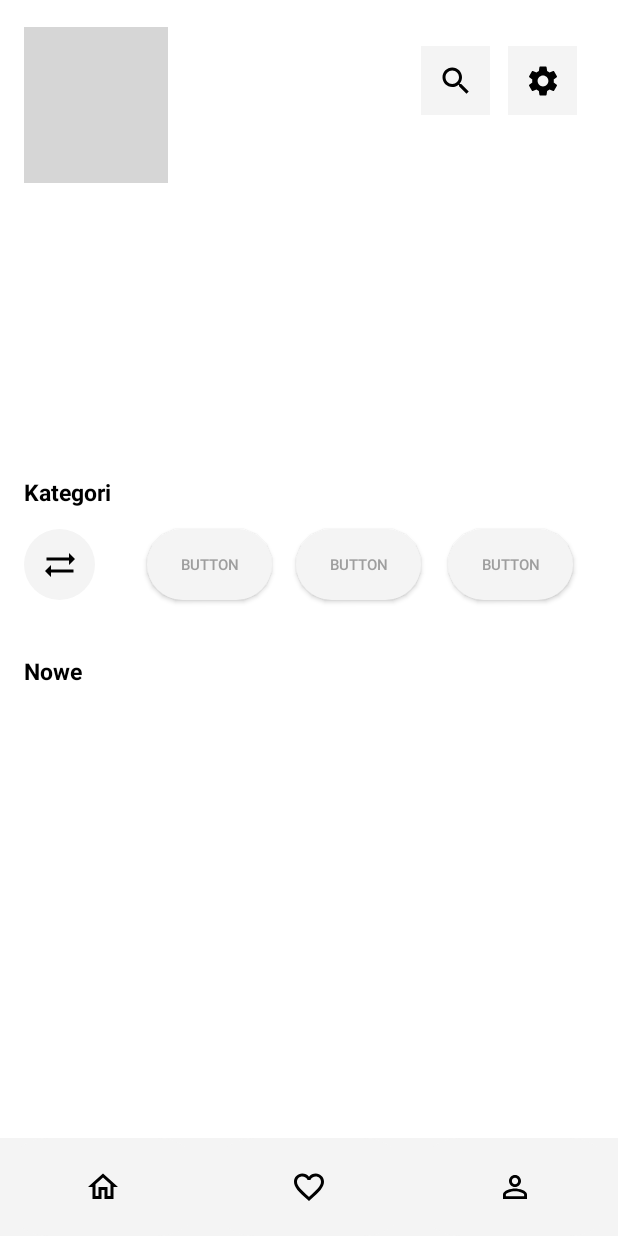
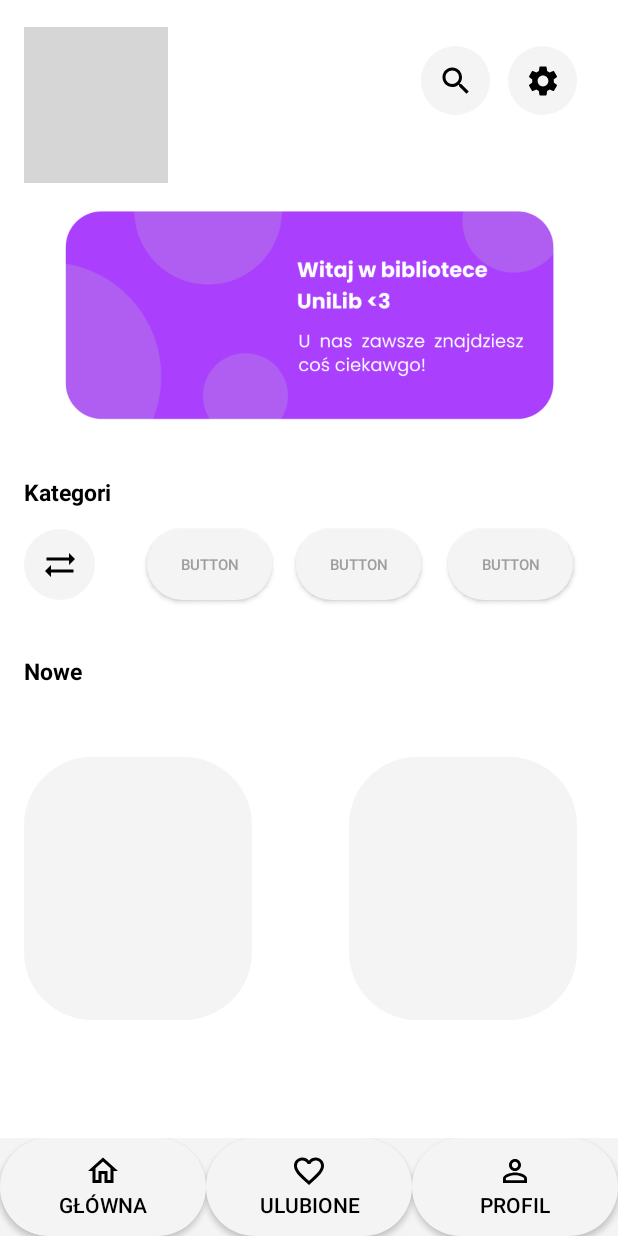
Before and after one commit to ErshEight/projekt, an Android app: the homeScreen screen opened directly, with no data from a screen before it, on a phone screen of 412 x 824 dp. Run offline under Robolectric (Android 15) with nearby library versions, the phone set to English and light mode, and no system bars; grey boxes are pictures that could not be loaded.

Commit message:
base homescreen

```diff
--- /dev/null
+++ b/app/src/main/res/drawable/roundishbutton.xml
@@ -0,0 +1,9 @@
+<?xml version="1.0" encoding="utf-8"?>
+<shape xmlns:android="http://schemas.android.com/apk/res/android"
+    android:shape="rectangle">
+    <solid android:color="#F4F4F4" />
+    <corners android:bottomRightRadius="45dp"
+        android:bottomLeftRadius="45dp"
+        android:topRightRadius="45dp"
+        android:topLeftRadius="45dp"/>
+</shape>
--- a/app/src/main/res/layout/activity_home_screen.xml
+++ b/app/src/main/res/layout/activity_home_screen.xml
@@ -23,7 +23,7 @@
         android:id="@+id/imageButton2"
         android:layout_width="46dp"
         android:layout_height="46dp"
-        android:background="#F4F4F4"
+        android:background="@drawable/roundedbutton"
         app:layout_constraintBottom_toBottomOf="parent"
         app:layout_constraintEnd_toEndOf="parent"
         app:layout_constraintHorizontal_bias="0.926"
@@ -36,7 +36,7 @@
         android:id="@+id/imageButton3"
         android:layout_width="46dp"
         android:layout_height="46dp"
-        android:background="#F4F4F4"
+        android:background="@drawable/roundedbutton"
         app:layout_constraintBottom_toBottomOf="parent"
         app:layout_constraintEnd_toStartOf="@+id/imageButton2"
         app:layout_constraintHorizontal_bias="0.958"
@@ -124,6 +124,30 @@
         app:layout_constraintTop_toTopOf="parent"
         app:layout_constraintVertical_bias="0.454" />
 
+    <View
+        android:id="@+id/button"
+        android:layout_width="152dp"
+        android:layout_height="175dp"
+        android:background="@drawable/roundishbutton"
+        app:layout_constraintBottom_toBottomOf="parent"
+        app:layout_constraintEnd_toEndOf="parent"
+        app:layout_constraintHorizontal_bias="0.061"
+        app:layout_constraintStart_toStartOf="parent"
+        app:layout_constraintTop_toTopOf="parent"
+        app:layout_constraintVertical_bias="0.778" />
+
+    <View
+        android:id="@+id/button5"
+        android:layout_width="152dp"
+        android:layout_height="175dp"
+        android:background="@drawable/roundishbutton"
+        app:layout_constraintBottom_toBottomOf="parent"
+        app:layout_constraintEnd_toEndOf="parent"
+        app:layout_constraintHorizontal_bias="0.895"
+        app:layout_constraintStart_toStartOf="parent"
+        app:layout_constraintTop_toTopOf="parent"
+        app:layout_constraintVertical_bias="0.778" />
+
     <ImageButton
         android:id="@+id/imageButton4"
         android:layout_width="47dp"
@@ -138,10 +162,11 @@
         app:srcCompat="@drawable/ic_sync" />
 
     <LinearLayout
+        android:id="@+id/linearLayout"
         android:layout_width="0dp"
         android:layout_height="65dp"
+        android:background="#F4F4F4"
         android:orientation="horizontal"
-        android:background="#F4F4F4"
         app:layout_constraintBottom_toBottomOf="parent"
         app:layout_constraintEnd_toEndOf="parent"
         app:layout_constraintHorizontal_bias="0.0"
@@ -149,30 +174,55 @@
         app:layout_constraintTop_toTopOf="parent"
         app:layout_constraintVertical_bias="1.0">
 
-        <ImageButton
+        <Button
             android:id="@+id/imageButton5"
             android:layout_width="wrap_content"
             android:layout_height="match_parent"
             android:layout_weight="1"
             android:background="@drawable/roundedbutton"
-            app:srcCompat="@drawable/ic_outline_home" />
+            android:drawableTop="@drawable/ic_outline_home"
+            android:drawablePadding="-10sp"
+            android:paddingTop="10sp"
+            android:text="Główna"
+            android:textColor="@color/black" />
 
-        <ImageButton
+        <Button
             android:id="@+id/imageButton6"
             android:layout_width="wrap_content"
             android:layout_height="match_parent"
             android:layout_weight="1"
             android:background="@drawable/roundedbutton"
+            android:drawableTop="@drawable/ic_favorite"
+            android:drawablePadding="-10sp"
+            android:paddingTop="10sp"
+            android:text="Ulubione"
+            android:textColor="@color/black"
             app:srcCompat="@drawable/ic_favorite" />
 
-        <ImageButton
+        <Button
             android:id="@+id/imageButton7"
             android:layout_width="wrap_content"
             android:layout_height="match_parent"
             android:layout_weight="1"
             android:background="@drawable/roundedbutton"
+            android:drawableTop="@drawable/ic_person"
+            android:drawablePadding="-10sp"
+            android:paddingTop="10sp"
+            android:text="Profil"
+            android:textColor="@color/black"
             app:srcCompat="@drawable/ic_person" />
 
     </LinearLayout>
 
+    <ImageView
+        android:id="@+id/imageView2"
+        android:layout_width="327dp"
+        android:layout_height="139dp"
+        app:layout_constraintBottom_toTopOf="@+id/linearLayout"
+        app:layout_constraintEnd_toEndOf="parent"
+        app:layout_constraintStart_toStartOf="parent"
+        app:layout_constraintTop_toTopOf="parent"
+        app:layout_constraintVertical_bias="0.227"
+        app:srcCompat="@drawable/homescreenposter" />
+
 </androidx.constraintlayout.widget.ConstraintLayout>
```
Also changed, not shown: app/src/main/res/drawable-v24/homescreenposter.png (added).
